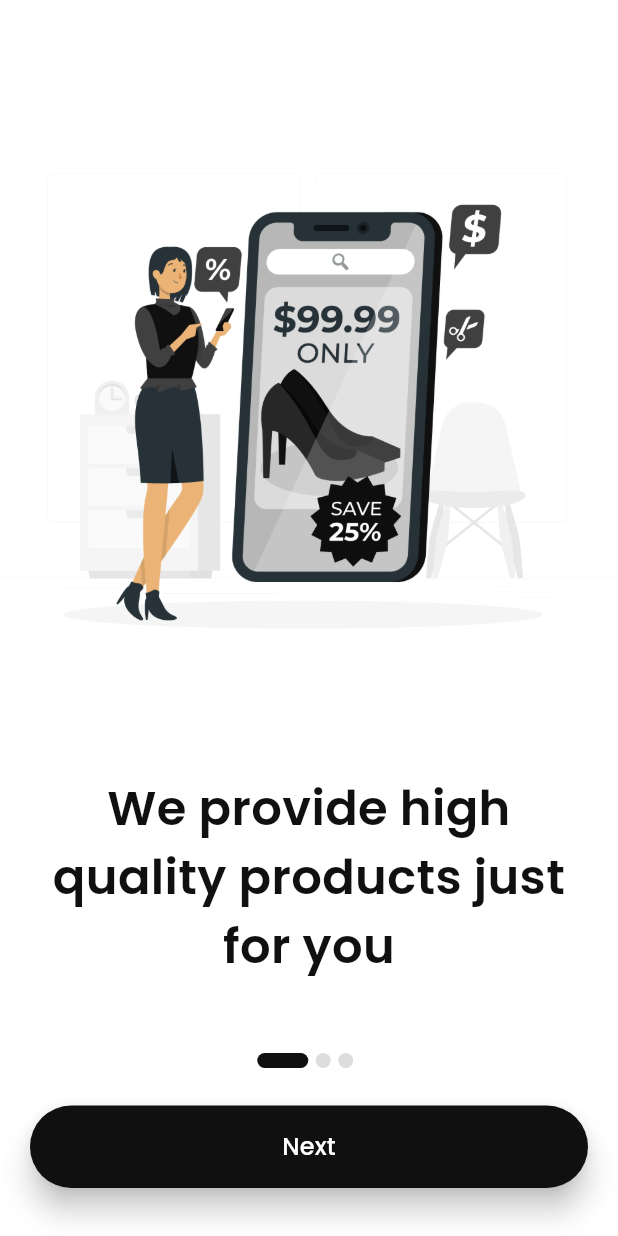
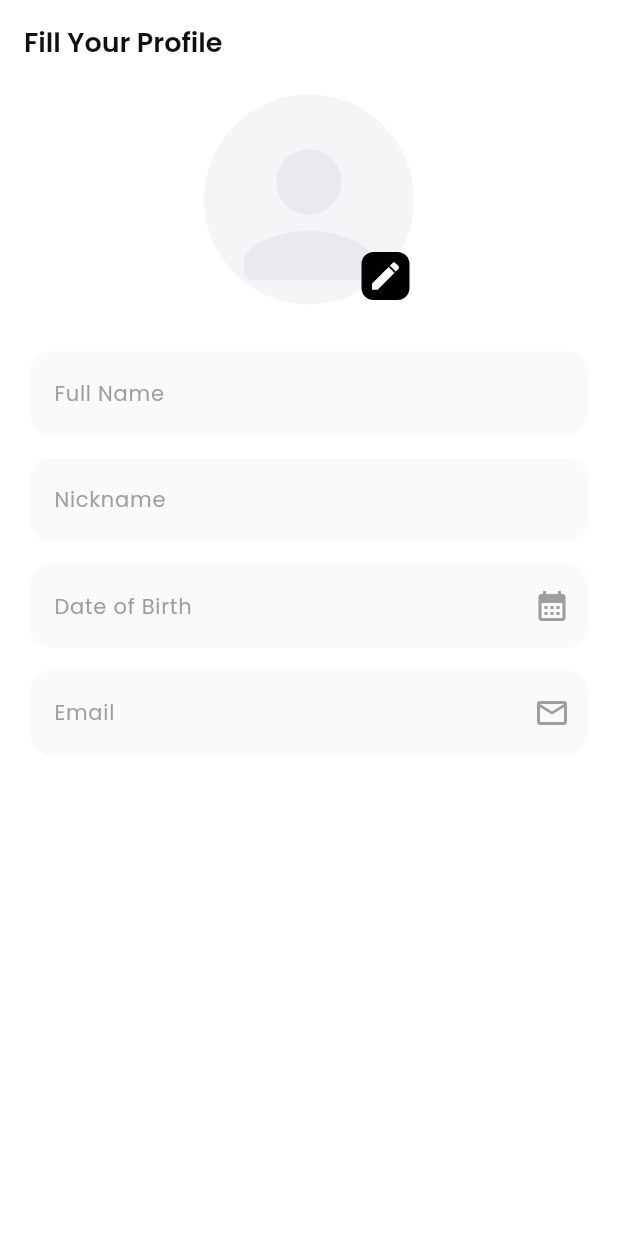
Before and after one commit to Aman-Singh-Rawat/E-Commerce-App, a Flutter app: the screen it shows after launch, on a phone screen of 412 x 824 dp. Run offline on Flutter 3.47's test engine with Material 3 defaults, Android fonts, the phone set to English and light mode, and no system bars; our stand-ins replace flutter_svg, google_fonts.

Commit message:
build half fill_profile screen

```diff
--- a/lib/main.dart
+++ b/lib/main.dart
@@ -1,6 +1,8 @@
 import 'package:flutter/material.dart';
+import 'package:shoesy/ui/screens/profile/fill_profile.dart';
 import 'package:shoesy/ui/screens/shared/bottom_navbar.dart';
 import 'package:shoesy/ui/screens/splash/splash_screen.dart';
+import 'package:shoesy/widgets/custom_textfield.dart';
 
 void main() {
   runApp(
@@ -8,7 +10,7 @@ void main() {
       debugShowCheckedModeBanner: false,
       initialRoute: "/",
       routes: {
-        "/": (context) => const SplashScreen(),
+        "/": (context) => const FillProfile(),
         "/bottomNavBar": (context) => const BottomNavBar(),
       },
     ),
--- /dev/null
+++ b/lib/ui/screens/profile/fill_profile.dart
@@ -0,0 +1,101 @@
+import 'dart:convert';
+
+import 'package:flutter/cupertino.dart';
+import 'package:flutter/material.dart';
+import 'package:flutter_svg/svg.dart';
+import 'package:google_fonts/google_fonts.dart';
+import 'package:shoesy/widgets/custom_textfield.dart';
+
+class FillProfile extends StatelessWidget {
+  const FillProfile({super.key});
+
+  @override
+  Widget build(BuildContext context) {
+    return Scaffold(
+      backgroundColor: Colors.white,
+      appBar: AppBar(
+        backgroundColor: Colors.white,
+        title: Text(
+          "Fill Your Profile",
+          style: GoogleFonts.poppins(
+            color: const Color(0xFF101010),
+            fontWeight: FontWeight.w600,
+            fontSize: 18,
+          ),
+        ),
+      ),
+      body: SingleChildScrollView(
+        child: Padding(
+          padding: const EdgeInsets.symmetric(horizontal: 20),
+          child: Column(
+            children: [
+              Stack(
+                children: [
+                  const Padding(
+                    padding: EdgeInsets.all(7),
+                    child: CircleAvatar(
+                      radius: 70,
+                      backgroundColor: Color(0xFFF5F5F7),
+                      child: Padding(
+                        padding: EdgeInsets.only(top: 15),
+                        child: Icon(
+                          Icons.person_rounded,
+                          size: 130,
+                          color: Color(0xFFE9EAEF),
+                        ),
+                      ),
+                    ),
+                  ),
+                  Positioned(
+                    bottom: 10,
+                    right: 10,
+                    child: InkWell(
+                      onTap: () {},
+                      child: Container(
+                        width: 32,
+                        height: 32,
+                        decoration: const BoxDecoration(
+                          shape: BoxShape.rectangle,
+                          color: Colors.black,
+                          borderRadius: BorderRadius.all(
+                            Radius.circular(8),
+                          ),
+                        ),
+                        child: const Icon(
+                          Icons.edit,
+                          color: Colors.white,
+                        ),
+                      ),
+                    ),
+                  ),
+                ],
+              ),
+              const SizedBox(height: 24),
+              const CustomTextField(
+                hintText: "Full Name",
+                inputType: TextInputType.name,
+              ),
+              const SizedBox(height: 15),
+              const CustomTextField(
+                hintText: "Nickname",
+                inputType: TextInputType.name,
+              ),
+              const SizedBox(height: 15),
+              const CustomTextField(
+                hintText: "Date of Birth",
+                inputType: TextInputType.datetime,
+                suffixIcon: Icons.calendar_month,
+              ),
+              const SizedBox(height: 15),
+              const CustomTextField(
+                hintText: "Email",
+                inputType: TextInputType.emailAddress,
+                suffixIcon: Icons.email_outlined,
+              ),
+            ],
+          ),
+        ),
+      ),
+    );
+  }
+}
--- /dev/null
+++ b/lib/widgets/custom_textfield.dart
@@ -0,0 +1,41 @@
+import 'package:flutter/cupertino.dart';
+import 'package:flutter/material.dart';
+import 'package:flutter/services.dart';
+import 'package:google_fonts/google_fonts.dart';
+
+class CustomTextField extends StatelessWidget {
+  const CustomTextField({
+    super.key,
+    required this.hintText,
+    this.suffixIcon,
+    this.inputType,
+  });
+
+  final String hintText;
+  final IconData? suffixIcon;
+  final TextInputType? inputType;
+
+  @override
+  Widget build(BuildContext context) {
+    return TextFormField(
+      keyboardType: inputType,
+      cursorColor: const Color(0xFF101010),
+      decoration: InputDecoration(
+        fillColor: const Color(0xFFFAFAFA),
+        filled: true,
+        border: const OutlineInputBorder(
+          borderRadius: BorderRadius.all(
+            Radius.circular(14),
+          ),
+          borderSide: BorderSide.none,
+        ),
+        hintText: hintText,
+        hintStyle: GoogleFonts.poppins(
+          color: Colors.grey,
+          fontSize: 14,
+        ),
+        suffixIcon: Icon(suffixIcon, color: Colors.grey,),
+      ),
+    );
+  }
+}
```
Also changed, not shown: assets/images/img_fill_profile.png (added), 1 other file.
